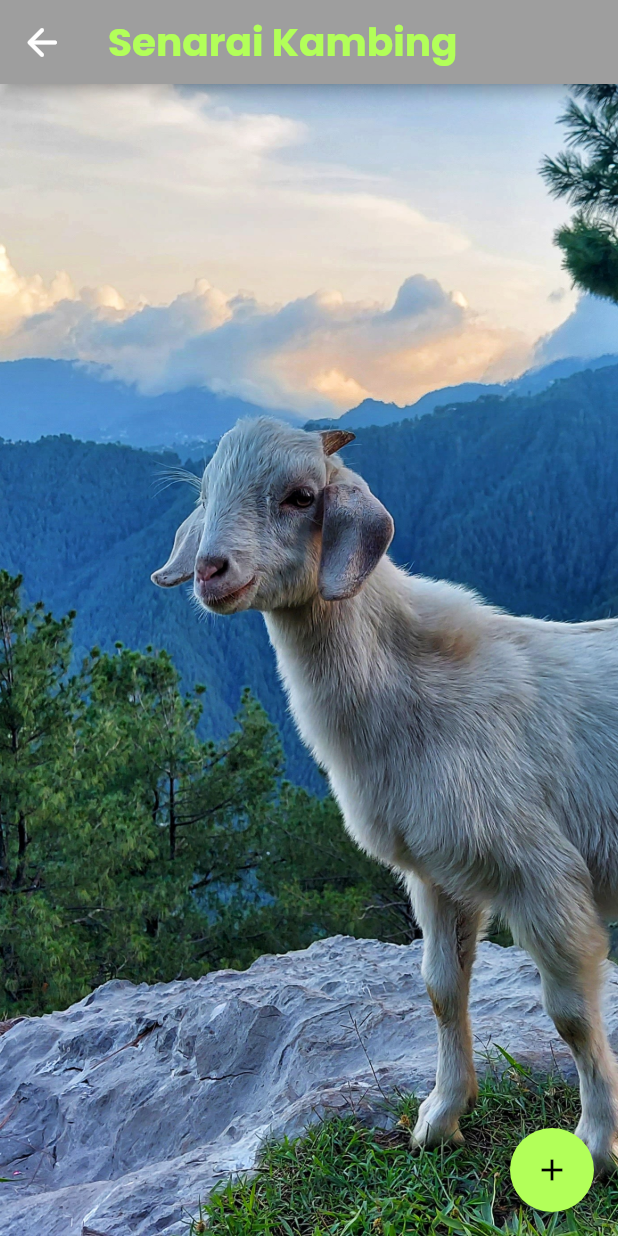
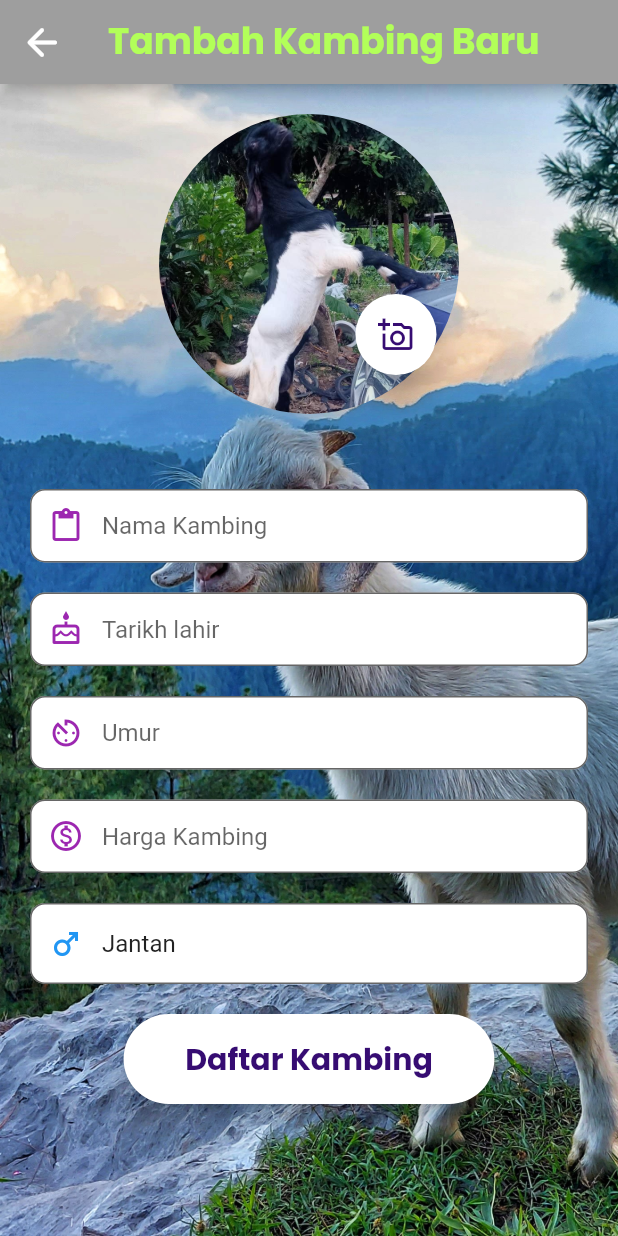
Before and after one commit to datsabahandude/kambing_padula, a Flutter app: the kambing_list screen opened directly, after a tap on the "add" icon, on a phone screen of 412 x 824 dp. Run offline on Flutter 3.47's test engine with Material 2 defaults, Android fonts, the phone set to English and light mode, and no system bars; our stand-ins replace fluttertoast, google_fonts, image_picker.

Commit message:
Tambah kambing baru template #5

```diff
--- /dev/null
+++ b/lib/add_kambing/add_goat.dart
@@ -0,0 +1,405 @@
+import 'dart:io';
+import 'package:flutter/material.dart';
+import 'package:flutter/services.dart';
+import 'package:google_fonts/google_fonts.dart';
+import 'package:kambing_padula/add_kambing/kambing_list.dart';
+import 'package:image_picker/image_picker.dart';
+import 'package:fluttertoast/fluttertoast.dart';
+
+class add_goat extends StatefulWidget {
+  const add_goat({Key? key}) : super(key: key);
+
+  @override
+  State<add_goat> createState() => _add_goatState();
+}
+
+class _add_goatState extends State<add_goat> with SingleTickerProviderStateMixin{
+  _add_goatState(){
+    _selectedVal = jantina[0];
+  }
+  final _formkey = GlobalKey<FormState>();
+  final jantina = ['Jantan','Betina','LGBTQ'];
+  String? _selectedVal = '';
+  final namaEditingController = new TextEditingController();
+  final lahirEditingController = new TextEditingController();
+  final umurEditingController = new TextEditingController();
+  final jantinaEditingController = new TextEditingController();
+  final hargaEditingController = new TextEditingController();
+  File? image;
+  // UploadTask? uploadTask;
+  String? url;
+
+  @override
+  void initState() {
+    // TODO: implement initState
+    super.initState();
+  }
+  Future _pickImageCamera() async{
+    try{
+      final image = await ImagePicker().pickImage(source: ImageSource.camera);
+      if (image == null) return;
+      final imagetemp = File(image.path);
+      setState(() => this.image = imagetemp);
+    } on PlatformException catch (e) {
+      print('Failed to pick image: $e');
+    }
+    // Navigator.of(context).pop();
+  }
+  Future _pickImageGallery() async{
+    try{
+      final image = await ImagePicker().pickImage(source: ImageSource.gallery);
+      if (image == null) return;
+      final imagetemp = File(image.path);
+      //final imagepermanent = await saveImagePermanently(image.path);
+      setState(() => this.image = imagetemp);
+      //setState(() => this.image = imagepermanent);
+    } on PlatformException catch (e) {
+      print('Failed to pick image: $e');
+    }
+    // Navigator.of(context).pop();
+  }
+  Widget build(BuildContext context) {
+
+    final namaField = TextFormField(
+        autofocus: false,
+        controller: namaEditingController,
+        keyboardType: TextInputType.emailAddress,
+        validator: (value) {
+          if (value!.isEmpty) {
+            return 'Nama Kambing ?';
+          }
+        },
+        onSaved: (value){
+          namaEditingController.text = value!;
+        },
+        textInputAction: TextInputAction.next,
+        decoration: InputDecoration(
+            floatingLabelBehavior: FloatingLabelBehavior.never,
+            errorStyle: GoogleFonts.poppins(
+              textStyle: TextStyle(
+                fontSize: 12.0,
+                color: Colors.yellow,
+                fontWeight: FontWeight.w700,
+              ),),
+            fillColor: Colors.white,
+            filled: true,
+            prefixIcon: Icon(Icons.paste_outlined, color: Colors.purple),
+            contentPadding: EdgeInsets.fromLTRB(20, 15, 20, 15),
+            hintText: "Nama Kambing",
+            border: OutlineInputBorder(
+              borderRadius: BorderRadius.circular(10),
+            )
+        ));
+    final lahirField = TextFormField(
+        autofocus: false,
+        controller: lahirEditingController,
+        keyboardType: TextInputType.emailAddress,
+        validator: (value) {
+          if (value!.isEmpty) {
+            return 'Bila lahir? (agak-agak ja)';
+          }
+        },
+        onSaved: (value){
+          lahirEditingController.text = value!;
+        },
+        textInputAction: TextInputAction.next,
+        decoration: InputDecoration(
+            floatingLabelBehavior: FloatingLabelBehavior.never,
+            errorStyle: GoogleFonts.poppins(
+              textStyle: TextStyle(
+                fontSize: 12.0,
+                color: Colors.yellow,
+                fontWeight: FontWeight.w700,
+              ),),
+            fillColor: Colors.white,
+            filled: true,
+            prefixIcon: Icon(Icons.cake_outlined, color: Colors.purple),
+            contentPadding: EdgeInsets.fromLTRB(20, 15, 20, 15),
+            hintText: "Tarikh lahir",
+            border: OutlineInputBorder(
+              borderRadius: BorderRadius.circular(10),
+            )
+        ));
+    final umurField = TextFormField(
+        autofocus: false,
+        controller: umurEditingController,
+        keyboardType: TextInputType.emailAddress,
+        validator: (value) {
+          if (value!.isEmpty) {
+            return 'Umur Kambing?';
+          }
+        },
+        onSaved: (value){
+          umurEditingController.text = value!;
+        },
+        textInputAction: TextInputAction.next,
+        decoration: InputDecoration(
+            floatingLabelBehavior: FloatingLabelBehavior.never,
+            errorStyle: GoogleFonts.poppins(
+              textStyle: TextStyle(
+                fontSize: 12.0,
+                color: Colors.yellow,
+                fontWeight: FontWeight.w700,
+              ),),
+            fillColor: Colors.white,
+            filled: true,
+            prefixIcon: Icon(Icons.av_timer, color: Colors.purple),
+            contentPadding: EdgeInsets.fromLTRB(20, 15, 20, 15),
+            hintText: "Umur",
+            border: OutlineInputBorder(
+              borderRadius: BorderRadius.circular(10),
+            )
+        ));
+    /*final jantinaField = TextFormField(
+        autofocus: false,
+        controller: jantinaEditingController,
+        keyboardType: TextInputType.emailAddress,
+        validator: (value) {
+          if (value!.isEmpty) {
+            return 'Kambing Jantan/Betina/LGBTQ?';
+          }
+        },
+        onSaved: (value){
+          jantinaEditingController.text = value!;
+        },
+        textInputAction: TextInputAction.next,
+        decoration: InputDecoration(
+            floatingLabelBehavior: FloatingLabelBehavior.never,
+            errorStyle: GoogleFonts.poppins(
+              textStyle: TextStyle(
+                fontSize: 12.0,
+                color: Colors.yellow,
+                fontWeight: FontWeight.w700,
+              ),),
+            fillColor: Colors.white,
+            filled: true,
+            //prefixIcon: Icon(Icons.add_business_rounded, color: Colors.purple),
+            contentPadding: EdgeInsets.fromLTRB(20, 15, 20, 15),
+            hintText: "Jantina Kambing",
+            border: OutlineInputBorder(
+              borderRadius: BorderRadius.circular(10),
+            )
+        ));*/
+    final hargaField = TextFormField(
+        autofocus: false,
+        controller: hargaEditingController,
+        keyboardType: TextInputType.emailAddress,
+        validator: (value) {
+          if (value!.isEmpty) {
+            return 'Harga jual?';
+          }
+        },
+        onSaved: (value){
+          hargaEditingController.text = value!;
+        },
+        textInputAction: TextInputAction.next,
+        decoration: InputDecoration(
+            floatingLabelBehavior: FloatingLabelBehavior.never,
+            errorStyle: GoogleFonts.poppins(
+              textStyle: TextStyle(
+                fontSize: 12.0,
+                color: Colors.yellow,
+                fontWeight: FontWeight.w700,
+              ),),
+            fillColor: Colors.white,
+            filled: true,
+            prefixIcon: Icon(Icons.monetization_on_outlined, color: Colors.purple),
+            contentPadding: EdgeInsets.fromLTRB(20, 15, 20, 15),
+            hintText: "Harga Kambing",
+            border: OutlineInputBorder(
+              borderRadius: BorderRadius.circular(10),
+            )
+        ));
+
+    return Container(
+      constraints: const BoxConstraints.expand(),
+      decoration: const BoxDecoration(
+          image: DecorationImage(
+              image: AssetImage("images/goated.jpg"),
+              fit: BoxFit.cover)
+      ),
+      child: Scaffold(
+        resizeToAvoidBottomInset: false,
+        backgroundColor: Colors.transparent,
+        appBar: AppBar(
+          leading: new IconButton(
+            icon: Icon(
+              Icons.arrow_back_rounded,
+              color: Colors.white,
+              size: 30,
+            ),
+            onPressed: () {
+              Navigator.push(context, MaterialPageRoute(builder: (context)=> kambing_list()));
+            },
+          ),
+          title: Text("Tambah Kambing Baru",
+            style: GoogleFonts.poppins(
+              textStyle: TextStyle(
+                  color: Colors.lightGreenAccent,
+                  fontSize: 24,
+                  fontWeight: FontWeight.bold),),),
+        ),
+        body: SingleChildScrollView(
+          child: Container(
+            padding: EdgeInsets.all(20.0),
+            child: Form(
+              key: _formkey,
+              child: Column(
+                children: [
+                  Stack(
+                    children: [
+                      Center(
+                        child: image != null ? ClipOval(child: Image.file(
+                        image!,
+                        width: 180,
+                        height: 180,
+                        fit: BoxFit.cover,
+                      ),
+                      ) : CircleAvatar(
+                            backgroundImage: AssetImage("images/kambir.jpg"),
+                            backgroundColor: Colors.transparent,
+                            radius: 100),
+                      ),
+                      Positioned(
+                        top: 120,
+                        left: 200,
+                        child: RawMaterialButton(
+                          elevation: 10,
+                          fillColor: Colors.white,
+                          child: Icon(Icons.add_a_photo_outlined, color: Color(0xff360c72)),
+                          padding: EdgeInsets.all(15),
+                          shape: CircleBorder(),
+                          onPressed: (){
+                            showDialog(context: context, builder: (BuildContext context){
+                              return AlertDialog(title: Text('Sila Pilih',
+                              style: GoogleFonts.poppins(
+                                textStyle: TextStyle(
+                                  fontWeight: FontWeight.w600,
+                                  color: Colors.deepPurple,
+                                )
+                              ),),
+                                  content: SingleChildScrollView(
+                                    child: ListBody(children: [
+                                      InkWell(splashColor: Colors.purple,
+                                      onTap: _pickImageCamera,
+                                        child: Row(
+                                          children: [
+                                            Padding(padding: const EdgeInsets.all(8.0),
+                                            child: Icon(Icons.camera_alt, color: Colors.deepPurple,),
+                                            ),
+                                            Text('Kamera', style: GoogleFonts.poppins(
+                                              textStyle: TextStyle(
+                                                fontSize: 20,
+                                                color: Colors.deepPurple,
+                                                fontWeight: FontWeight.w500,
+                                              )
+                                            ),)
+                                          ],
+                                        ),
+                                      ),
+                                      InkWell(splashColor: Colors.greenAccent,
+                                      onTap: _pickImageGallery,
+                                        child: Row(
+                                          children: [
+                                            Padding(padding: const EdgeInsets.all(8.0),
+                                            child: Icon(Icons.image_outlined, color: Colors.deepPurple,),
+                                            ),
+                                            Text('Album', style: GoogleFonts.poppins(
+                                              textStyle: TextStyle(
+                                                fontSize: 20,
+                                                color: Colors.deepPurple,
+                                                fontWeight: FontWeight.w500
+                                              )
+                                            ),)
+                                          ],
+                                        ),
+                                      )
+                                    ],),
+                                  )
+                              );
+                            });
+                          },
+                        ),
+                      ),
+                    ],
+                  ),
+                  SizedBox(height: 50.0,),
+                  namaField, SizedBox(height: 20.0,),
+                  lahirField, SizedBox(height: 20.0,),
+                  umurField, SizedBox(height: 20.0,),
+                  // jantinaField, SizedBox(height: 20.0,),
+                  hargaField, SizedBox(height: 20.0,),
+                  DropdownButtonFormField(
+                    value: _selectedVal,
+                    items: jantina.map(
+                            (e)=> DropdownMenuItem(child: Text(e), value: e)
+                    ).toList(),
+                    onChanged: (val){
+                      setState(() {
+                        _selectedVal = val as String;
+                      });
+                    },
+                    icon: const Icon(
+                      Icons.arrow_drop_down_circle,
+                      color: Colors.white,
+                    ),
+                    dropdownColor: Colors.white,
+                    decoration: InputDecoration(
+                      prefixIcon: _selectedVal == 'Jantan' ? Icon(Icons.male_outlined, color: Colors.blue,)
+                          : _selectedVal == 'Betina' ? Icon(Icons.female_outlined, color: Colors.pink,)
+                          : Icon(Icons.transgender_outlined),
+                      border: OutlineInputBorder(
+                        borderRadius: BorderRadius.circular(10),
+                      ),
+                        fillColor: Colors.white,
+                        filled: true,
+                        contentPadding: EdgeInsets.fromLTRB(20, 15, 20, 15),
+                    ),
+                  ), SizedBox(height: 20.0,),
+                  Container(
+                    child: Material(
+                      elevation: 5,
+                      borderRadius: BorderRadius.circular(30),
+                      color: Colors.white,
+                      child: MaterialButton(
+                        padding: EdgeInsets.fromLTRB(20, 15, 20, 15),
+                        minWidth: MediaQuery.of(context).size.width * 0.6,
+                        onPressed: () {
+                          if ((_formkey.currentState!.validate())&& image != null) {
+                            _formkey.currentState!.save();
+                            // update(inameEditingController.text);
+                          }
+                          else if (image == null){
+                            Fluttertoast.showToast(
+                                msg: "Please Upload an Image!", toastLength: Toast.LENGTH_SHORT,
+                                gravity: ToastGravity.CENTER,
+                                timeInSecForIosWeb: 1,
+                                backgroundColor: Colors.red,
+                                textColor: Colors.white,
+                                fontSize: 16.0);
+                          }
+                        },
+                        child: Text(
+                          "Daftar Kambing",
+                          textAlign: TextAlign.center,
+                          style: GoogleFonts.poppins(
+                            textStyle: TextStyle(
+                                fontSize: 20,
+                                color: Color(0xff360c72),
+                                fontWeight: FontWeight.bold
+                            ),),
+                        ),
+                        shape: new RoundedRectangleBorder(
+                            borderRadius: new BorderRadius.circular(20.0)),
+                      ),
+                    ),
+                  ),
+                ],
+              ),
+            ),
+          ),
+        ),
+      ),
+    );
+  }
+}
--- a/lib/kambing_list.dart
+++ b/lib/add_kambing/kambing_list.dart
@@ -1,5 +1,6 @@
 import 'package:flutter/material.dart';
 import 'package:google_fonts/google_fonts.dart';
+import 'package:kambing_padula/add_kambing/add_goat.dart';
 import 'package:kambing_padula/main.dart';
 
 class kambing_list extends StatefulWidget {
@@ -43,11 +44,29 @@ class _kambing_listState extends State<kambing_list> {
           ),
           body: Column(
             crossAxisAlignment: CrossAxisAlignment.start,
-            children: [],
+            children: [
+              Container(
+                padding: EdgeInsets.all(20),
+                // child: ListView.builder(
+                //     scrollDirection: Axis.vertical,
+                //     itemCount: _itemlist.length,
+                //     itemBuilder: (context, index) {
+                //       final item = _itemlist[index];
+                //       return ItemCard(_itemlist[index] as dumm);
+                //     } //=> build(context),
+                // ),
+              ),
+            ],
           ),
         floatingActionButton: FloatingActionButton(
           backgroundColor: Colors.lightGreenAccent,
-          onPressed: (){},
+          onPressed: (){
+            Navigator.push(
+                context,
+                MaterialPageRoute(
+                    builder: (context) =>
+                        add_goat()));
+          },
           child: Icon(Icons.add),
         ),
       ),
--- a/lib/main.dart
+++ b/lib/main.dart
@@ -1,7 +1,7 @@
 import 'package:flutter/material.dart';
 import 'package:google_fonts/google_fonts.dart';
 import 'profile.dart';
-import 'kambing_list.dart';
+import 'add_kambing/kambing_list.dart';
 import 'penjantan.dart';
 
 void main() {
--- a/pubspec.yaml
+++ b/pubspec.yaml
@@ -14,6 +14,9 @@ dependencies:
   cupertino_icons: ^1.0.2
   google_fonts: ^3.0.1
   shared_preferences: ^2.0.15
+  image_picker: ^0.8.6
+  path_provider: ^2.0.11
+  fluttertoast: ^8.1.2
 
 dev_dependencies:
   flutter_test:
```
Also changed, not shown: pubspec.lock, 1 other file.
